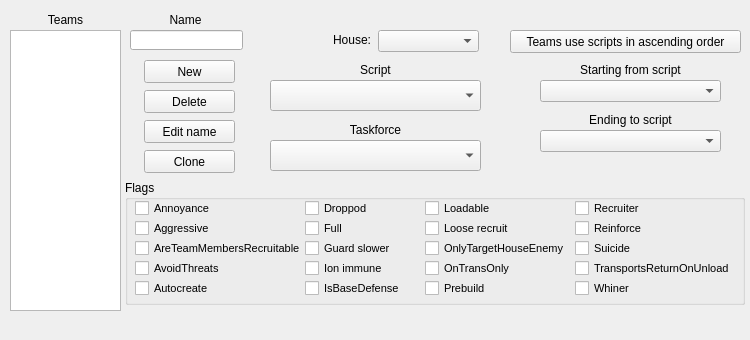
Qt form src/ui/teamsection.ui (PTapioK/TSWaveMaker) before a commit.
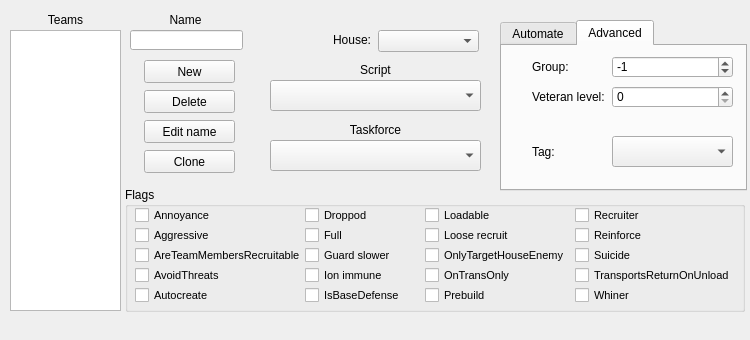
The same form after that commit.

Commit message: Add more controls to team section including group, veteran level and tag widgets.

The edit to the form file:
```diff
--- a/src/ui/teamsection.ui
+++ b/src/ui/teamsection.ui
@@ -215,86 +215,11 @@
      <set>Qt::AlignCenter</set>
     </property>
    </widget>
-   <widget class="QPushButton" name="SAOButton">
-    <property name="geometry">
-     <rect>
-      <x>510</x>
-      <y>30</y>
-      <width>231</width>
-      <height>23</height>
-     </rect>
-    </property>
-    <property name="text">
-     <string>Teams use scripts in ascending order</string>
-    </property>
-   </widget>
-   <widget class="QComboBox" name="AOSBox">
-    <property name="geometry">
-     <rect>
-      <x>540</x>
-      <y>80</y>
-      <width>181</width>
-      <height>22</height>
-     </rect>
-    </property>
-    <property name="font">
-     <font>
-      <pointsize>8</pointsize>
-     </font>
-    </property>
-   </widget>
-   <widget class="QComboBox" name="AOEBox">
-    <property name="geometry">
-     <rect>
-      <x>540</x>
-      <y>130</y>
-      <width>181</width>
-      <height>22</height>
-     </rect>
-    </property>
-    <property name="font">
-     <font>
-      <pointsize>8</pointsize>
-     </font>
-    </property>
-   </widget>
-   <widget class="QLabel" name="label_3">
-    <property name="geometry">
-     <rect>
-      <x>540</x>
-      <y>60</y>
-      <width>181</width>
-      <height>20</height>
-     </rect>
-    </property>
-    <property name="text">
-     <string>Starting from script</string>
-    </property>
-    <property name="alignment">
-     <set>Qt::AlignCenter</set>
-    </property>
-   </widget>
-   <widget class="QLabel" name="label_4">
-    <property name="geometry">
-     <rect>
-      <x>540</x>
-      <y>110</y>
-      <width>181</width>
-      <height>20</height>
-     </rect>
-    </property>
-    <property name="text">
-     <string>Ending to script</string>
-    </property>
-    <property name="alignment">
-     <set>Qt::AlignCenter</set>
-    </property>
-   </widget>
-   <widget class="QGroupBox" name="groupBox">
+   <widget class="QGroupBox" name="Flags">
     <property name="geometry">
      <rect>
       <x>125</x>
-      <y>180</y>
+      <y>187</y>
       <width>620</width>
       <height>125</height>
      </rect>
@@ -689,6 +614,182 @@
      <set>Qt::AlignRight|Qt::AlignTrailing|Qt::AlignVCenter</set>
     </property>
    </widget>
+   <widget class="QTabWidget" name="MoreOptions">
+    <property name="geometry">
+     <rect>
+      <x>500</x>
+      <y>20</y>
+      <width>247</width>
+      <height>171</height>
+     </rect>
+    </property>
+    <property name="currentIndex">
+     <number>1</number>
+    </property>
+    <widget class="QWidget" name="tab">
+     <attribute name="title">
+      <string>Automate</string>
+     </attribute>
+     <widget class="QPushButton" name="SAOButton">
+      <property name="geometry">
+       <rect>
+        <x>10</x>
+        <y>10</y>
+        <width>221</width>
+        <height>23</height>
+       </rect>
+      </property>
+      <property name="text">
+       <string>Teams use scripts in ascending order</string>
+      </property>
+     </widget>
+     <widget class="QLabel" name="label_3">
+      <property name="geometry">
+       <rect>
+        <x>30</x>
+        <y>40</y>
+        <width>181</width>
+        <height>20</height>
+       </rect>
+      </property>
+      <property name="text">
+       <string>Starting from script</string>
+      </property>
+      <property name="alignment">
+       <set>Qt::AlignCenter</set>
+      </property>
+     </widget>
+     <widget class="QLabel" name="label_4">
+      <property name="geometry">
+       <rect>
+        <x>30</x>
+        <y>90</y>
+        <width>181</width>
+        <height>20</height>
+       </rect>
+      </property>
+      <property name="text">
+       <string>Ending to script</string>
+      </property>
+      <property name="alignment">
+       <set>Qt::AlignCenter</set>
+      </property>
+     </widget>
+     <widget class="QComboBox" name="AOEBox">
+      <property name="geometry">
+       <rect>
+        <x>30</x>
+        <y>110</y>
+        <width>181</width>
+        <height>22</height>
+       </rect>
+      </property>
+      <property name="font">
+       <font>
+        <pointsize>8</pointsize>
+       </font>
+      </property>
+     </widget>
+     <widget class="QComboBox" name="AOSBox">
+      <property name="geometry">
+       <rect>
+        <x>30</x>
+        <y>60</y>
+        <width>181</width>
+        <height>22</height>
+       </rect>
+      </property>
+      <property name="font">
+       <font>
+        <pointsize>8</pointsize>
+       </font>
+      </property>
+     </widget>
+    </widget>
+    <widget class="QWidget" name="tab_2">
+     <attribute name="title">
+      <string>Advanced</string>
+     </attribute>
+     <widget class="QSpinBox" name="GroupIDBox">
+      <property name="geometry">
+       <rect>
+        <x>110</x>
+        <y>10</y>
+        <width>121</width>
+        <height>22</height>
+       </rect>
+      </property>
+      <property name="minimum">
+       <number>-2147483647</number>
+      </property>
+      <property name="maximum">
+       <number>2147483647</number>
+      </property>
+      <property name="value">
+       <number>-1</number>
+      </property>
+     </widget>
+     <widget class="QLabel" name="GroupIDLabel">
+      <property name="geometry">
+       <rect>
+        <x>30</x>
+        <y>10</y>
+        <width>81</width>
+        <height>21</height>
+       </rect>
+      </property>
+      <property name="text">
+       <string>Group:</string>
+      </property>
+     </widget>
+     <widget class="QSpinBox" name="VetLevelBox">
+      <property name="geometry">
+       <rect>
+        <x>110</x>
+        <y>40</y>
+        <width>121</width>
+        <height>22</height>
+       </rect>
+      </property>
+     </widget>
+     <widget class="QLabel" name="VetLevelLabel">
+      <property name="geometry">
+       <rect>
+        <x>30</x>
+        <y>40</y>
+        <width>81</width>
+        <height>21</height>
+       </rect>
+      </property>
+      <property name="text">
+       <string>Veteran level:</string>
+      </property>
+     </widget>
+     <widget class="QComboBox" name="TagBox">
+      <property name="geometry">
+       <rect>
+        <x>110</x>
+        <y>90</y>
+        <width>121</width>
+        <height>31</height>
+       </rect>
+      </property>
+     </widget>
+     <widget class="QLabel" name="TagLabel">
+      <property name="geometry">
+       <rect>
+        <x>30</x>
+        <y>90</y>
+        <width>81</width>
+        <height>31</height>
+       </rect>
+      </property>
+      <property name="text">
+       <string>Tag:</string>
+      </property>
+     </widget>
+    </widget>
+   </widget>
   </widget>
  </widget>
  <resources/>
```
The commit also changes 4 other files.
